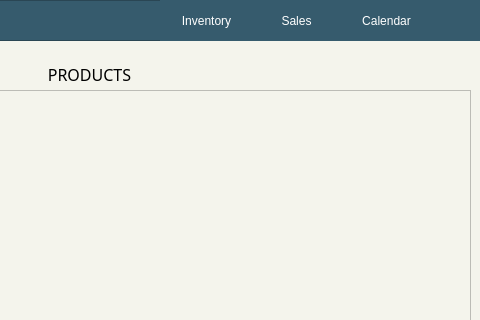
Qt form mainInventory.ui (ongchangco/Economystique2) before a commit; both pictures show x 320 to 800 and y 0 to 320 of the 800 by 600 pixel window.
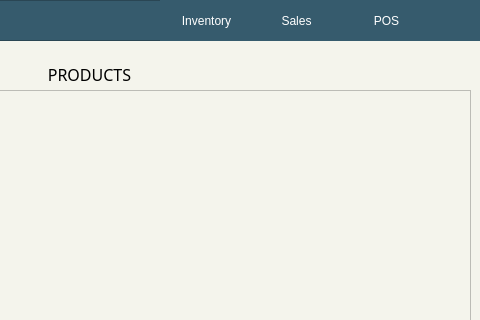
The same form after that commit. Icons and pictures are not drawn.

Commit message: changed calendar button into POS

```diff
--- a/mainInventory.ui
+++ b/mainInventory.ui
@@ -112,7 +112,7 @@
 </string>
     </property>
     <property name="text">
-     <string>Calendar</string>
+     <string>POS</string>
     </property>
    </widget>
    <widget class="QPushButton" name="btnAccount">
```
Left out of the diff: 2 changed lines with no effect on the pictures. The commit also changes 9 other files.
